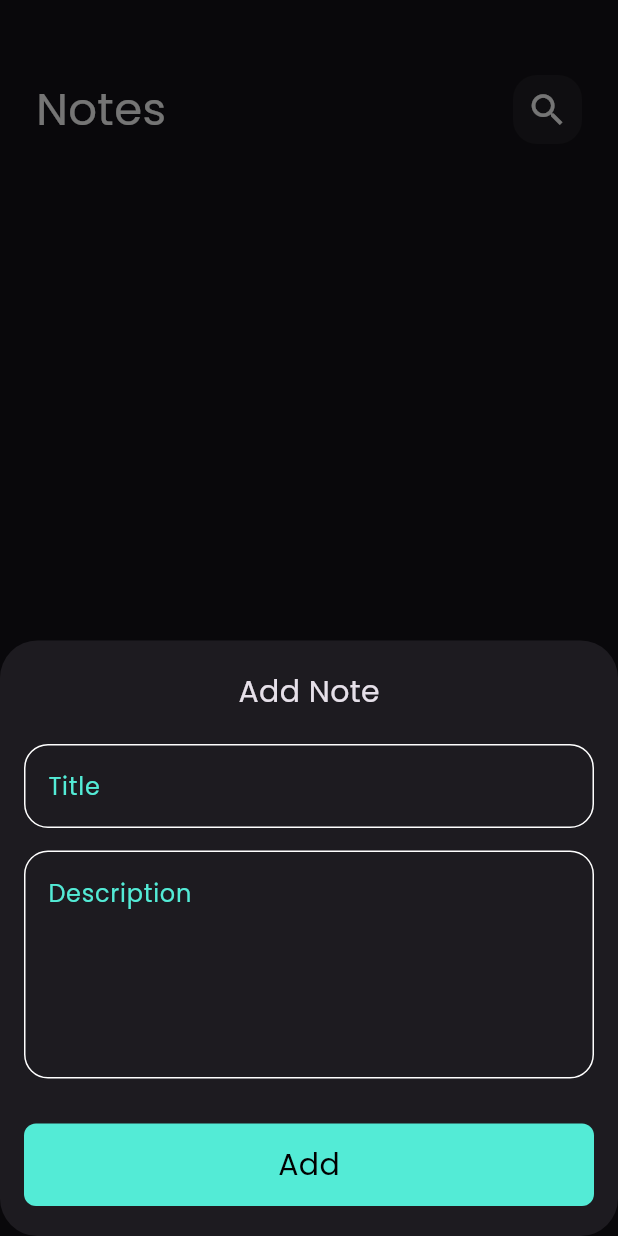
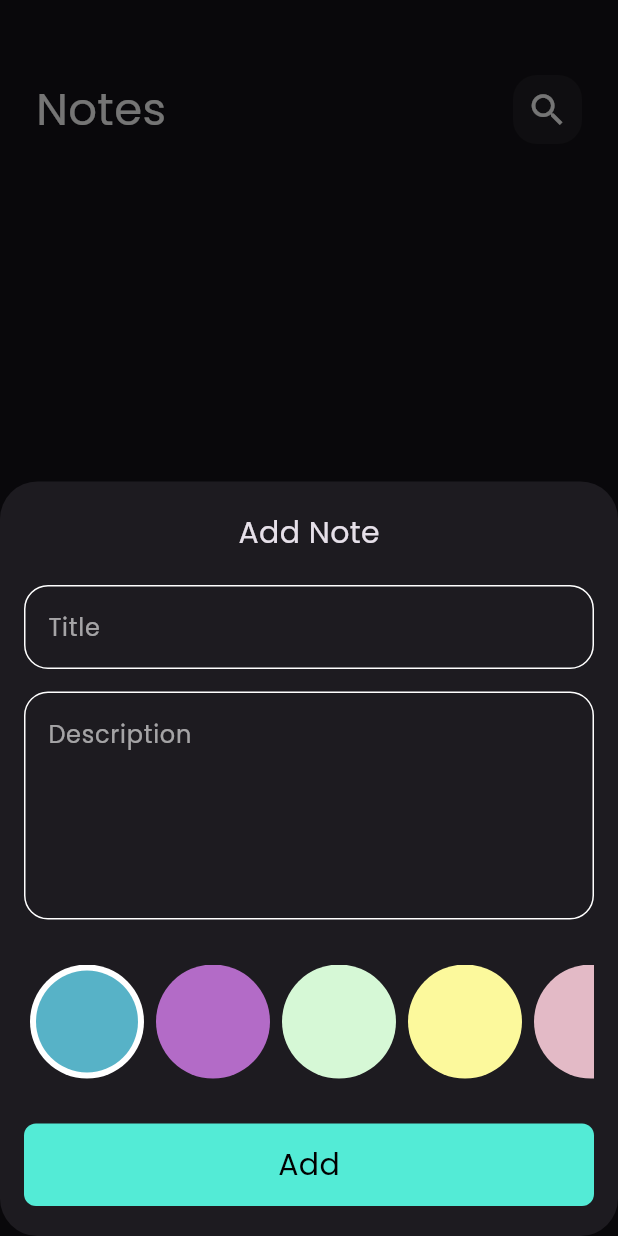
Before and after one commit to sherryahmos473/note_app, a Flutter app: the screen it shows after launch, after a tap on the "add" icon, on a phone screen of 412 x 824 dp. Run offline on Flutter 3.47's test engine with Material 3 defaults, Android fonts, the phone set to English and light mode, and no system bars; our stand-ins replace bloc, flutter_bloc, font_awesome_flutter, hive, hive_flutter; accounts and stored records are empty.

Commit message:
finish the project

```diff
--- a/lib/constants.dart
+++ b/lib/constants.dart
@@ -2,3 +2,13 @@ import 'package:flutter/material.dart';
 
 const kPrimaryColor = Color(0xff53EBD6);
 const kNotesBox = 'notes_box';
+const List<Color> kColors = [
+    Color(0xff57B2C7),
+    Color(0xffb36bc7),
+    Color(0xffd6f8d6),
+    Color(0xfffcf99c),
+    Color(0xffe3bac6),
+    Color(0xff68edc6),
+    Color(0xfff99577),
+    Color(0xffd8ff85),
+  ];
--- a/lib/cubits/add_note_cubit/add_note_cubit.dart
+++ b/lib/cubits/add_note_cubit/add_note_cubit.dart
@@ -1,4 +1,5 @@
 import 'package:bloc/bloc.dart';
+import 'package:flutter/material.dart';
 import 'package:hive_flutter/hive_flutter.dart';
 import 'package:meta/meta.dart';
 import 'package:note_app/constants.dart';
@@ -8,7 +9,9 @@ part 'add_note_state.dart';
 
 class AddNoteCubit extends Cubit<AddNoteState> {
   AddNoteCubit() : super(AddNoteInitial());
+  Color? color = const Color(0xff57B2C7);
   addNote(NoteModel note) async {
+    note.color = color!.value;
     emit(AddNoteLoading());
     try {
       var notesBox = Hive.box<NoteModel>(kNotesBox);
--- a/lib/models/note_model.dart
+++ b/lib/models/note_model.dart
@@ -4,13 +4,13 @@ part'note_model.g.dart';
 @HiveType(typeId: 0)
 class NoteModel extends HiveObject{
   @HiveField(0)
-  final String title;
+  String title;
   @HiveField(1)
-  final String content;
+  String content;
   @HiveField(2)
-  final String date;
+  String date;
   @HiveField(3)
-  final int color;
+  int color;
 
   NoteModel({required this.title, required this.content, required this.date, required this.color});
 }
--- /dev/null
+++ b/lib/show_snack_bar.dart
@@ -0,0 +1,6 @@
+import 'package:flutter/material.dart';
+
+void showSnackBar(BuildContext context, String message) {
+    ScaffoldMessenger.of(context)
+        .showSnackBar(SnackBar(content: Text(message)));
+  }
--- a/lib/views/notes_view.dart
+++ b/lib/views/notes_view.dart
@@ -1,6 +1,4 @@
 import 'package:flutter/material.dart';
-import 'package:flutter_bloc/flutter_bloc.dart';
-import 'package:note_app/cubits/cubit/notes_cubit.dart';
 import 'package:note_app/wigdets/add_bottom_sheet.dart';
 import 'package:note_app/wigdets/notes_view_body.dart';
 
--- a/lib/wigdets/add_bottom_sheet.dart
+++ b/lib/wigdets/add_bottom_sheet.dart
@@ -2,6 +2,7 @@ import 'package:flutter/material.dart';
 import 'package:flutter_bloc/flutter_bloc.dart';
 import 'package:note_app/cubits/add_note_cubit/add_note_cubit.dart';
 import 'package:note_app/cubits/cubit/notes_cubit.dart';
+import 'package:note_app/show_snack_bar.dart';
 import 'package:note_app/wigdets/add_note_form.dart';
 
 class AddBottomSheet extends StatelessWidget {
@@ -20,6 +21,7 @@ class AddBottomSheet extends StatelessWidget {
             print('success');
             BlocProvider.of<NotesCubit>(context).fetcAllNotes();
             Navigator.pop(context);
+            showSnackBar(context, 'Note added successfully');
           }
         },
         builder: (context, state) {
--- a/lib/wigdets/add_note_form.dart
+++ b/lib/wigdets/add_note_form.dart
@@ -2,6 +2,7 @@ import 'package:flutter/material.dart';
 import 'package:flutter_bloc/flutter_bloc.dart';
 import 'package:note_app/cubits/add_note_cubit/add_note_cubit.dart';
 import 'package:note_app/models/note_model.dart';
+import 'package:note_app/wigdets/color_list_view.dart';
 import 'package:note_app/wigdets/custom_button.dart';
 import 'package:note_app/wigdets/custom_text_field.dart';
 import 'package:intl/intl.dart';
@@ -53,6 +54,10 @@ class _AddNoteFormState extends State<AddNoteForm> {
           const SizedBox(
             height: 30,
           ),
+          ColorsListView(),
+          const SizedBox(
+            height: 30,
+          ),
           BlocBuilder<AddNoteCubit, AddNoteState>(
             builder: (context, state) {
               return CustomButton(
@@ -60,12 +65,10 @@ class _AddNoteFormState extends State<AddNoteForm> {
                 onTap: () {
                   if (formKey.currentState!.validate()) {
                     formKey.currentState!.save();
-                    var formattedCurrentDate =
-                        DateFormat('dd-mm-yyyy').format(DateTime.now());
                     var noteModel = NoteModel(
                         title: title!,
                         content: subtitle!,
-                        date: formattedCurrentDate,
+                        date: DateFormat('dd-mm-yyyy').format(DateTime.now()),
                         color: Colors.blue.value);
                     BlocProvider.of<AddNoteCubit>(context).addNote(noteModel);
                   } else {
--- /dev/null
+++ b/lib/wigdets/color_list_view.dart
@@ -0,0 +1,62 @@
+import 'package:flutter/material.dart';
+import 'package:flutter_bloc/flutter_bloc.dart';
+import 'package:note_app/constants.dart';
+import 'package:note_app/cubits/add_note_cubit/add_note_cubit.dart';
+
+class ColorItem extends StatelessWidget {
+  const ColorItem({super.key, required this.checked, required this.color});
+  final bool checked;
+  final Color color;
+  @override
+  Widget build(BuildContext context) {
+    return Padding(
+      padding: const EdgeInsets.symmetric(horizontal: 4),
+      child: checked
+          ? CircleAvatar(
+              radius: 38,
+              backgroundColor: Colors.white,
+              child: CircleAvatar(
+                radius: 34,
+                backgroundColor: color,
+              ),
+            )
+          : CircleAvatar(
+              radius: 38,
+              backgroundColor: color,
+            ),
+    );
+  }
+}
+
+class ColorsListView extends StatefulWidget {
+  const ColorsListView({super.key});
+
+  @override
+  State<ColorsListView> createState() => _ColorsListViewState();
+}
+
+class _ColorsListViewState extends State<ColorsListView> {
+  int currentIndex = 0;
+  Widget build(BuildContext context) {
+    return SizedBox(
+      height: 38 * 2,
+      child: ListView.builder(
+        scrollDirection: Axis.horizontal,
+        itemCount: kColors.length,
+        itemBuilder: (context, index) {
+          return GestureDetector(
+            onTap: () {
+              currentIndex = index;
+              BlocProvider.of<AddNoteCubit>(context).color = kColors[index];
+              setState(() {});
+            },
+            child: ColorItem(
+              checked: currentIndex == index,
+              color: kColors[index],
+            ),
+          );
+        },
+      ),
+    );
+  }
+}
--- a/lib/wigdets/custom_appbar.dart
+++ b/lib/wigdets/custom_appbar.dart
@@ -1,12 +1,12 @@
 import 'package:flutter/material.dart';
-import 'package:note_app/wigdets/custom_search_icon.dart';
+import 'package:note_app/wigdets/custom_icon.dart';
 
 class CustomAppBar extends StatelessWidget {
-  const CustomAppBar({super.key, required this.title, required this.icon});
+  const CustomAppBar({super.key, required this.title, required this.icon, this.onPressed});
 
   final String title;
   final IconData icon;
-
+  final void Function()? onPressed;
   @override
   Widget build(BuildContext context) {
     return Row(
@@ -16,7 +16,9 @@ class CustomAppBar extends StatelessWidget {
           style: const TextStyle(color: Colors.white, fontSize: 30),
         ),
         const Spacer(),
-        CustomSearchIcon(icon: icon),
+        CustomIcon(
+          onPressed: onPressed,
+          icon: icon),
       ],
     );
   }
--- a/lib/wigdets/custom_search_icon.dart
+++ b/lib/wigdets/custom_icon.dart
@@ -1,9 +1,10 @@
 import 'package:flutter/material.dart';
 
-class CustomSearchIcon extends StatelessWidget {
-  const CustomSearchIcon({super.key, required this.icon});
+class CustomIcon extends StatelessWidget {
+  const CustomIcon({super.key, required this.icon, this.onPressed});
 
   final IconData icon;
+  final void Function()? onPressed;
 
   @override
   Widget build(BuildContext context) {
@@ -13,7 +14,9 @@ class CustomSearchIcon extends StatelessWidget {
       decoration: BoxDecoration(
           color: Colors.white.withOpacity(0.05),
           borderRadius: BorderRadius.circular(16)),
-      child:  Icon(icon, size: 28, color: Colors.white),
+      child: IconButton(
+          onPressed: onPressed,
+          icon: Icon(icon, size: 28, color: Colors.white)),
     );
   }
 }
--- a/lib/wigdets/custom_note_item.dart
+++ b/lib/wigdets/custom_note_item.dart
@@ -13,7 +13,7 @@ class NoteItem extends StatelessWidget {
     return GestureDetector(
       onTap: () {
         Navigator.push(context, MaterialPageRoute(builder: (context) {
-          return const EditNoteView();
+          return EditNoteView(note: note);
         }));
       },
       child: Container(
--- a/lib/wigdets/custom_text_field.dart
+++ b/lib/wigdets/custom_text_field.dart
@@ -2,27 +2,34 @@ import 'package:flutter/material.dart';
 import 'package:note_app/constants.dart';
 
 class CustomTextField extends StatelessWidget {
-  const CustomTextField({super.key, required this.hintText, this.maxLines = 1, this.onSaved});
+  const CustomTextField(
+      {super.key,
+      required this.hintText,
+      this.maxLines = 1,
+      this.onSaved,
+      this.onChanged});
 
   final String hintText;
   final int maxLines;
   final Function(String?)? onSaved;
+  final Function(String?)? onChanged;
 
   @override
   Widget build(BuildContext context) {
     return TextFormField(
-      onSaved: onSaved,
-      validator: (value){
-        if(value?.isEmpty ?? true){
-          return 'This field is required';
-        }
-        return null;
-      },
+        onSaved: onSaved,
+        onChanged: onChanged,
+        validator: (value) {
+          if (value?.isEmpty ?? true) {
+            return 'This field is required';
+          }
+          return null;
+        },
         cursorColor: kPrimaryColor,
         maxLines: maxLines,
         decoration: InputDecoration(
             hintText: hintText,
-            hintStyle: const TextStyle(color: kPrimaryColor),
+            hintStyle: TextStyle(color: Colors.white.withOpacity(0.6)),
             border: buildBorder(),
             enabledBorder: buildBorder(),
             focusedBorder: buildBorder(kPrimaryColor)));
```
Also changed, not shown: lib/views/edit_note_view.dart (+5 -4 lines), lib/wigdets/edit_note_color_list_view.dart (added, +44 -0 lines), lib/wigdets/edit_note_view_body.dart (+47 -10 lines).
